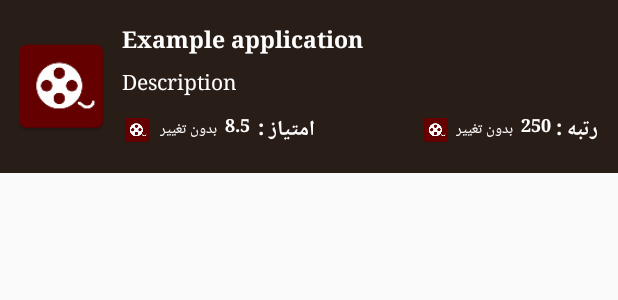
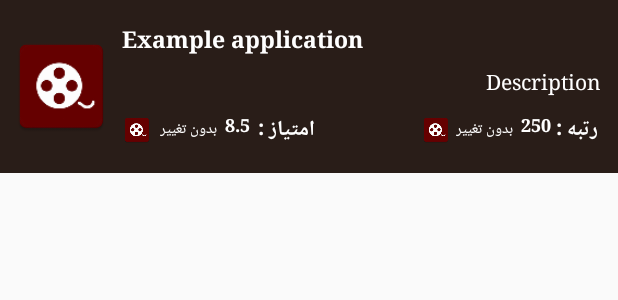
Before and after one commit to AR-Ghodrati/MovieInformation, an Android app: the layout change_layout.xml on its own in the app's theme, with its tools: preview values and no code run, on a phone screen of 412 x 824 dp. Shown: the top 300 px of the screen. Run offline under Robolectric (Android 15) with nearby library versions, the phone set to English and light mode, and no system bars.

Commit message:
FIX CODE V5

```diff
--- a/app/src/main/java/com/ar/movieinformation/SecondFragment.java
+++ b/app/src/main/java/com/ar/movieinformation/SecondFragment.java
@@ -94,7 +94,7 @@ public class SecondFragment extends Fragment {
 
     }
 
-    public void setMenuVisibility(final boolean visible) {
+   /* public void setMenuVisibility(final boolean visible) {
         super.setMenuVisibility(visible);
         Log.e("setMenuVisibilityF2",""+visible);
         if (visible && activity!=null) {
@@ -103,6 +103,7 @@ public class SecondFragment extends Fragment {
             ShowCase();
         }
     }
+    */
     public static SecondFragment setdataandshow(ShortPlot movie) {
 
         SecondFragment f = new SecondFragment();
--- a/app/src/main/java/com/ar/movieinformation/firstfragmet.java
+++ b/app/src/main/java/com/ar/movieinformation/firstfragmet.java
@@ -7,6 +7,7 @@ import android.net.Uri;
 import android.os.Bundle;
 import android.support.annotation.Nullable;
 import android.support.v4.app.Fragment;
+import android.util.Log;
 import android.view.Gravity;
 import android.view.LayoutInflater;
 import android.view.View;
@@ -147,6 +148,7 @@ public class firstfragmet extends Fragment {
     public static firstfragmet setdataandshow(Movie movie, ShortPlot plot) {
 
         firstfragmet f = new firstfragmet();
+        Log.e("loaded2","setdataandshow");
         Bundle b = new Bundle();
         b.putString("rank", movie.getImdbRating());
         b.putString("IMDBRANK", movie.getTop_250_Rank());
--- a/app/src/main/java/com/ar/movieinformation/movie_list.java
+++ b/app/src/main/java/com/ar/movieinformation/movie_list.java
@@ -1627,7 +1627,7 @@ public class movie_list extends AppCompatActivity
        new MaterialTapTargetPrompt.Builder(this)
                 .setTarget(findViewById(R.id.toolbar))
                 .setPrimaryText("بروزرسانی لیست فیلم")
-                .setSecondaryText("با پایین کشیدن صفحه می توانید لیست فیلم را بروزرسانی کنید")
+                .setSecondaryText("با پایین کشیدن صفحه می توانید لیست فیلم ها را بروزرسانی کنید")
                 .setAutoDismiss(true)
                 .setBackButtonDismissEnabled(true)
                 .setFocalColour(getResources().getColor(R.color.descriptionTextColor))
--- a/app/src/main/java/com/ar/movieinformation/moviecustomlist.java
+++ b/app/src/main/java/com/ar/movieinformation/moviecustomlist.java
@@ -32,7 +32,7 @@ public class moviecustomlist extends RecyclerView.Adapter<moviecustomlist.MyView
              MovieFATitle = (TextView) view.findViewById(R.id.secondLine);
              v=view.findViewById(R.id.viewyear);
              imageView = (ImageView) view.findViewById(R.id.icon);
-            transletaedPic= (ImageView) view.findViewById(R.id.transletaedPic);
+            transletaedPic= (ImageView) view.findViewById(R.id.IsTranlated);
              year = (TextView) view.findViewById(R.id.yearsort);
         }
     }
@@ -90,6 +90,7 @@ public class moviecustomlist extends RecyclerView.Adapter<moviecustomlist.MyView
         if(movies.get(position).isTranslated())
             holder.transletaedPic.setVisibility(View.VISIBLE);
 
+
     }
 
     @Override
--- a/app/src/main/java/com/ar/movieinformation/moviecustomlist_change.java
+++ b/app/src/main/java/com/ar/movieinformation/moviecustomlist_change.java
@@ -30,7 +30,9 @@ public class moviecustomlist_change extends RecyclerView.Adapter<moviecustomlist
         public MyViewHolder(View view) {
             super(view);
             MovieENTitle = (TextView) view.findViewById(R.id.firstLinechange);
+            MovieENTitle.setSelected(true);
              MovieFATitle = (TextView) view.findViewById(R.id.secondLinechange);
+            MovieFATitle.setSelected(true);
              imageView = (ImageView) view.findViewById(R.id.iconchange);
             rankshow=(TextView)view.findViewById(R.id.rankshow);
             rankchange=(TextView)view.findViewById(R.id.rankghange);
--- a/app/src/main/res/layout/change_layout.xml
+++ b/app/src/main/res/layout/change_layout.xml
@@ -22,6 +22,9 @@
     <TextView
         android:id="@+id/firstLinechange"
         android:layout_width="fill_parent"
+        android:singleLine="true"
+        android:ellipsize="marquee"
+        android:marqueeRepeatLimit="marquee_forever"
         android:layout_height="wrap_content"
         android:layout_alignLeft="@+id/secondLinechange"
         android:layout_alignParentRight="true"
@@ -30,7 +33,7 @@
         android:layout_alignWithParentIfMissing="true"
         android:layout_marginTop="9dip"
         android:layout_toEndOf="@+id/iconchange"
-        android:gravity="center_vertical"
+        android:gravity="left"
         android:maxLines="2"
         android:text="Example application"
         android:textAlignment="viewStart"
@@ -50,7 +53,10 @@
         android:layout_toEndOf="@+id/iconchange"
         android:layout_toLeftOf="@+id/translatedpic"
         android:layout_toStartOf="@+id/translatedpic"
-        android:maxLines="1"
+        android:singleLine="true"
+        android:ellipsize="marquee"
+        android:marqueeRepeatLimit="marquee_forever"
+        android:gravity="right"
         android:text="Description"
         android:textAlignment="viewStart"
         android:textColor="@android:color/background_light"
```
Also changed, not shown: app/src/main/java/com/ar/movieinformation/firstlayout.java (+4 -3 lines), app/src/main/java/com/ar/movieinformation/fullmovieinfo.java (+9 -2 lines), app/src/main/res/layout/movielist_recycler.xml (+0 -13 lines).
